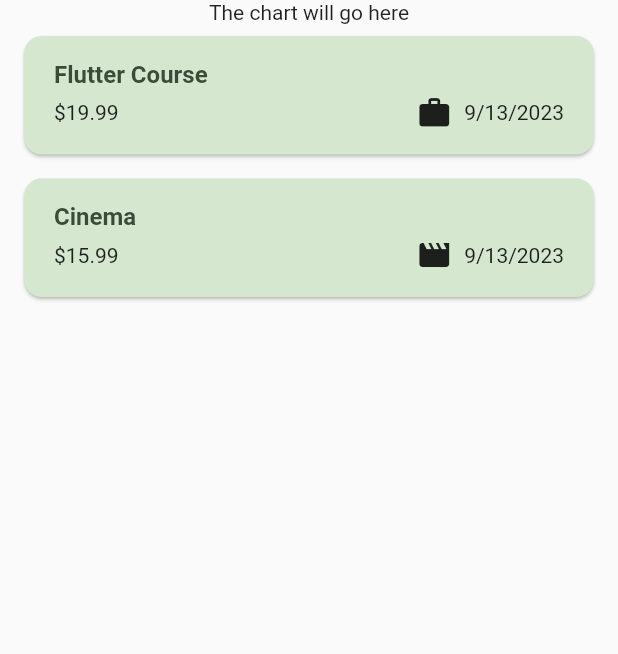
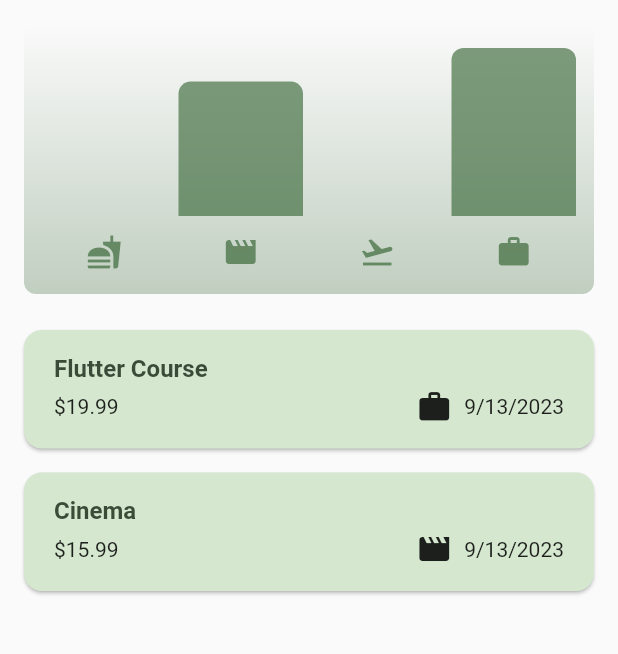
Before and after one commit to Eraycak/expense_tracker_app, a Flutter app: the screen it shows after launch, on a phone screen of 412 x 824 dp, the part 84-738 px from its top. Run offline on Flutter 3.47's test engine with Material 2 defaults, Android fonts, the phone set to English and light mode, and no system bars.

Commit message:
feat: chart functionality for better visuals

```diff
--- /dev/null
+++ b/lib/models/expense_bucket.dart
@@ -0,0 +1,31 @@
+import 'package:expense_tracker_app/enums/category.dart';
+import 'package:expense_tracker_app/models/expense.dart';
+
+class ExpenseBucket {
+  const ExpenseBucket({
+    required this.category,
+    required this.expenses,
+  });
+
+  //* this will filter the expenses based on the category
+  ExpenseBucket.forCategory(List<Expense> allExpenses, this.category)
+      : expenses = allExpenses
+            .where((expense) => expense.category == category)
+            .toList();
+
+  final Category category;
+  final List<Expense> expenses;
+
+  double get totalExpensesAmount {
+    return expenses.fold(
+      0,
+      (previousValue, expense) => previousValue + expense.amount,
+    );
+
+    /*double sum = 0;
+    for (final expense in expenses) {
+      sum += expense.amount;
+    }
+    return sum;*/
+  }
+}
--- /dev/null
+++ b/lib/widgets/charts/chart.dart
@@ -0,0 +1,96 @@
+import 'package:expense_tracker_app/enums/category.dart';
+import 'package:expense_tracker_app/models/expense.dart';
+import 'package:expense_tracker_app/models/expense_bucket.dart';
+import 'package:expense_tracker_app/widgets/charts/chart_bar.dart';
+import 'package:flutter/material.dart';
+
+class Chart extends StatelessWidget {
+  const Chart({super.key, required this.expenses});
+
+  final List<Expense> expenses;
+
+  List<ExpenseBucket> get buckets {
+    return [
+      ExpenseBucket.forCategory(expenses, Category.food),
+      ExpenseBucket.forCategory(expenses, Category.leisure),
+      ExpenseBucket.forCategory(expenses, Category.travel),
+      ExpenseBucket.forCategory(expenses, Category.work),
+    ];
+  }
+
+  double get maxTotalExpense {
+    double maxTotalExpense = 0;
+
+    for (final bucket in buckets) {
+      if (bucket.totalExpensesAmount > maxTotalExpense) {
+        maxTotalExpense = bucket.totalExpensesAmount;
+      }
+    }
+
+    return maxTotalExpense;
+  }
+
+  @override
+  Widget build(BuildContext context) {
+    final isDarkMode =
+        MediaQuery.of(context).platformBrightness == Brightness.dark;
+    return Container(
+      margin: const EdgeInsets.all(16),
+      padding: const EdgeInsets.symmetric(
+        vertical: 16,
+        horizontal: 8,
+      ),
+      width: double.infinity,
+      height: 180,
+      decoration: BoxDecoration(
+        borderRadius: BorderRadius.circular(8),
+        gradient: LinearGradient(
+          colors: [
+            Theme.of(context).colorScheme.primary.withOpacity(0.3),
+            Theme.of(context).colorScheme.primary.withOpacity(0.0)
+          ],
+          begin: Alignment.bottomCenter,
+          end: Alignment.topCenter,
+        ),
+      ),
+      child: Column(
+        children: [
+          Expanded(
+            child: Row(
+              crossAxisAlignment: CrossAxisAlignment.end,
+              children: [
+                for (final bucket in buckets) // alternative to map()
+                  ChartBar(
+                    fill: bucket.totalExpensesAmount == 0
+                        ? 0
+                        : bucket.totalExpensesAmount / maxTotalExpense,
+                  )
+              ],
+            ),
+          ),
+          const SizedBox(height: 12),
+          Row(
+            children: buckets //* alternative to for ... in
+                .map(
+                  (bucket) => Expanded(
+                    child: Padding(
+                      padding: const EdgeInsets.symmetric(horizontal: 4),
+                      child: Icon(
+                        categoryIcons[bucket.category],
+                        color: isDarkMode
+                            ? Theme.of(context).colorScheme.secondary
+                            : Theme.of(context)
+                                .colorScheme
+                                .primary
+                                .withOpacity(0.7),
+                      ),
+                    ),
+                  ),
+                )
+                .toList(),
+          ),
+        ],
+      ),
+    );
+  }
+}
--- /dev/null
+++ b/lib/widgets/charts/chart_bar.dart
@@ -0,0 +1,34 @@
+import 'package:flutter/material.dart';
+
+class ChartBar extends StatelessWidget {
+  const ChartBar({
+    super.key,
+    required this.fill,
+  });
+
+  final double fill;
+
+  @override
+  Widget build(BuildContext context) {
+    final isDarkMode =
+        MediaQuery.of(context).platformBrightness == Brightness.dark;
+    return Expanded(
+      child: Padding(
+        padding: const EdgeInsets.symmetric(horizontal: 4),
+        child: FractionallySizedBox(
+          heightFactor: fill,
+          child: DecoratedBox(
+            decoration: BoxDecoration(
+              shape: BoxShape.rectangle,
+              borderRadius:
+                  const BorderRadius.vertical(top: Radius.circular(8)),
+              color: isDarkMode
+                  ? Theme.of(context).colorScheme.secondary
+                  : Theme.of(context).colorScheme.primary.withOpacity(0.65),
+            ),
+          ),
+        ),
+      ),
+    );
+  }
+}
--- a/lib/widgets/expenses.dart
+++ b/lib/widgets/expenses.dart
@@ -3,6 +3,7 @@ import 'package:expense_tracker_app/widgets/expenses_list/expenses_list.dart';
 import 'package:expense_tracker_app/models/expense.dart';
 import 'package:expense_tracker_app/widgets/new_expense.dart';
 import 'package:flutter/material.dart';
+import 'package:expense_tracker_app/widgets/charts/chart.dart';
 
 class Expenses extends StatefulWidget {
   const Expenses({super.key});
@@ -96,7 +97,9 @@ class _ExpensesState extends State<Expenses> {
       ),
       body: Column(
         children: [
-          const Text('The chart will go here'),
+          Chart(
+            expenses: _registeredExpenses,
+          ),
           Expanded(
             child: mainContent,
           ),
```
